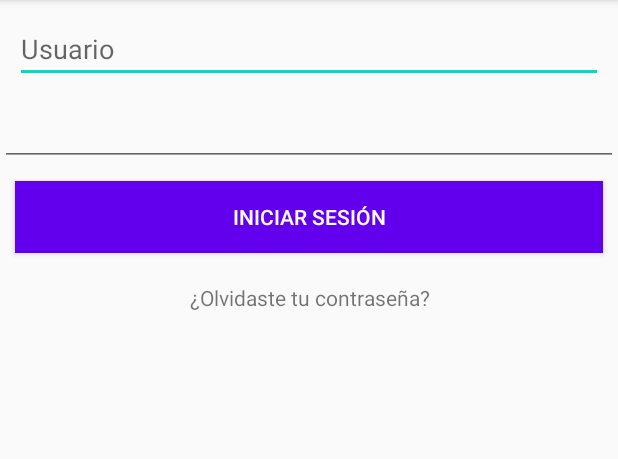
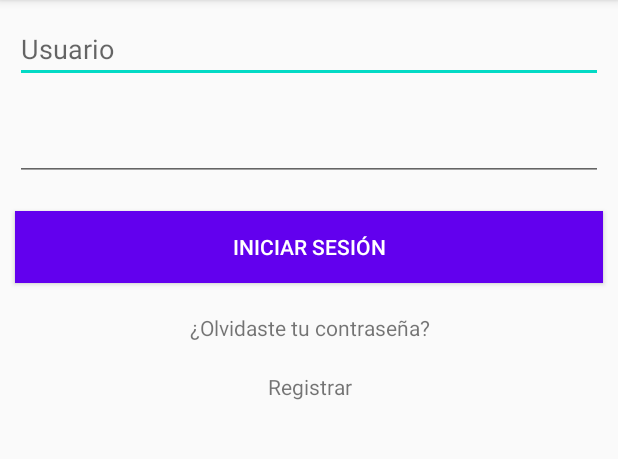
Before and after one commit to MatiasPalominosF/hotel-mascotas, an Android app: the screen it shows after launch (LoginActivity), on a phone screen of 412 x 824 dp, the part 84-543 px from its top. Run offline under Robolectric (Android 15) with nearby library versions, the phone set to English and light mode, and no system bars; our stand-ins replace Firebase (no records; nobody signed in at launch, a user with empty details on screens opened directly).

Commit message:
Modificación diseño interfaz login

```diff
--- a/app/src/main/res/layout/activity_login.xml
+++ b/app/src/main/res/layout/activity_login.xml
@@ -33,6 +33,7 @@
             android:id="@+id/txtPassword"
             android:layout_width="match_parent"
             android:layout_height="wrap_content"
+            android:layout_margin="10dp"
             android:ems="10"
             android:inputType="textPassword" />
 
@@ -59,8 +60,7 @@
             android:layout_margin="10dp"
             android:gravity="center"
             android:onClick="register"
-            android:text="Registrar"
-            android:visibility="gone" />
+            android:text="Registrar" />
 
 
     </LinearLayout>
```
Also changed, not shown: app/src/main/res/layout/activity_forgot_pass.xml (+6 -7 lines).
